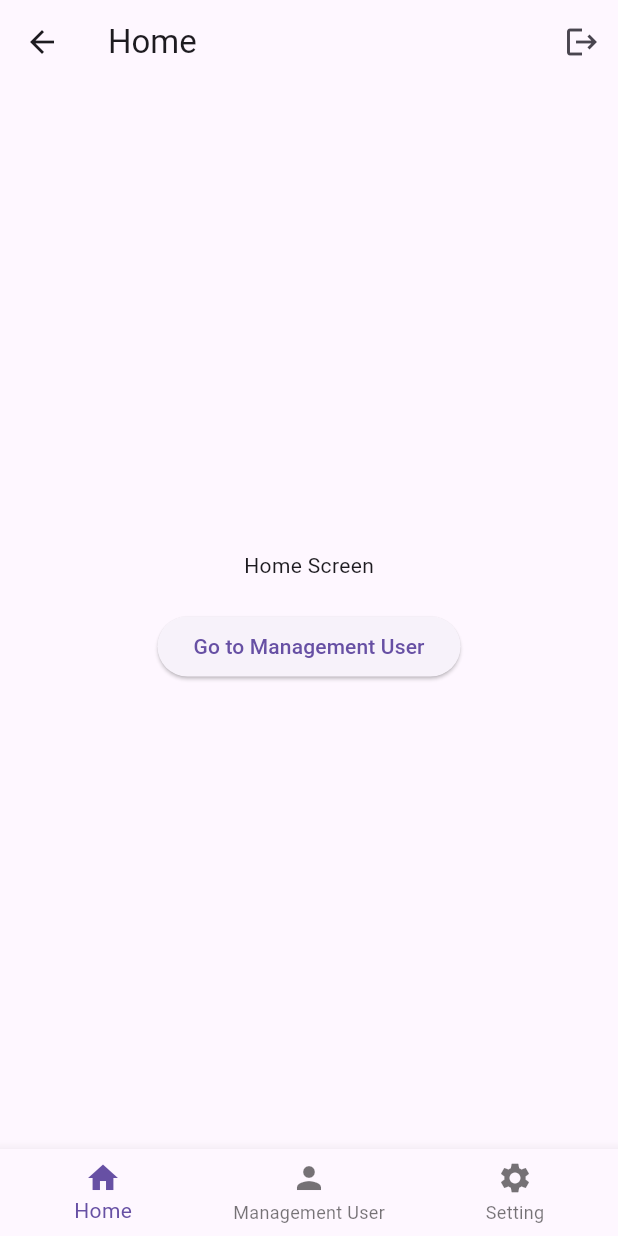
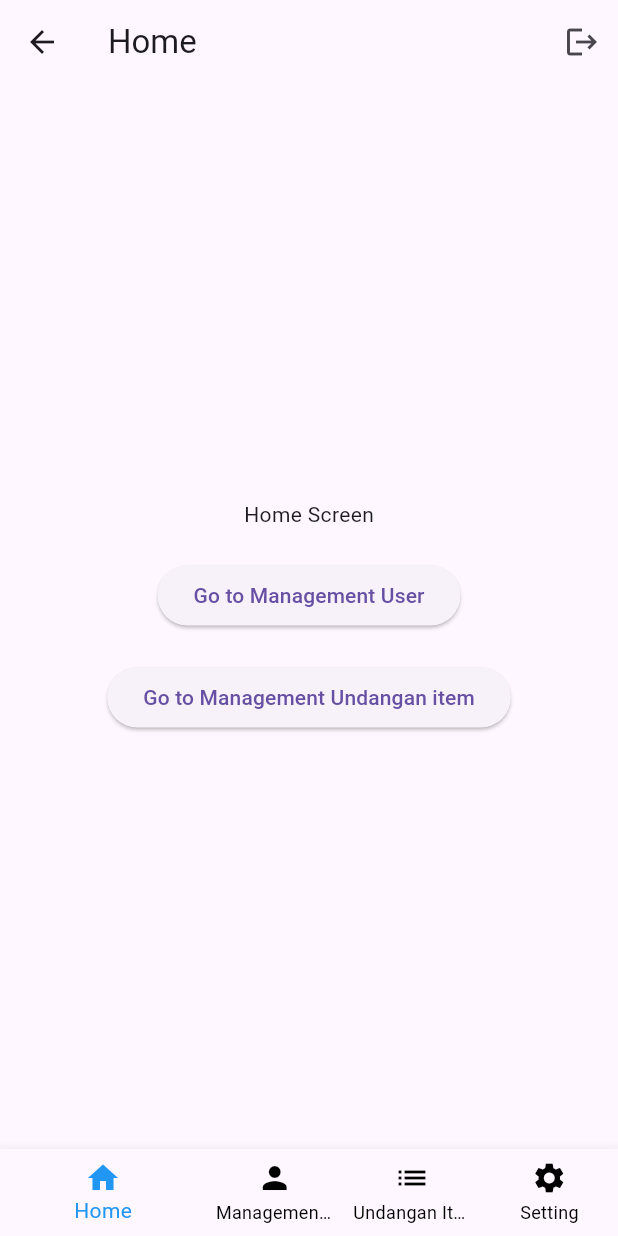
Before and after one commit to ariqluth/undangan-mobile, a Flutter app: the HomeScreen screen opened by its route, on a phone screen of 412 x 824 dp. Run offline on Flutter 3.47's test engine with Material 3 defaults, Android fonts, the phone set to English and light mode, and no system bars; our stand-ins replace bloc, equatable, flutter_bloc, image_picker, shared_preferences; accounts and stored records are empty.

Commit message:
item berhasil ditambahkan

```diff
--- a/lib/app/models/item.dart
+++ b/lib/app/models/item.dart
@@ -1,15 +1,15 @@
 class Item {
-  final int id;
+  final int? id;
   final int userId;
   final String gambar;
   final String namaItem;
 
-  Item({required this.id, required this.userId, required this.gambar, required this.namaItem});
+  Item({this.id, required this.userId, required this.gambar, required this.namaItem});
 
   factory Item.fromJson(Map<String, dynamic> json) {
     return Item(
       id: json['id'],
-      userId: json['user_id'],
+      userId: json['user_id'] is int ? json['user_id'] : int.parse(json['user_id']),
       gambar: json['gambar'],
       namaItem: json['nama_item'],
     );
@@ -17,7 +17,7 @@ class Item {
 
   Map<String, dynamic> toJson() {
     return {
-      'id': id,
+      if (id != null) 'id': id,
       'user_id': userId,
       'gambar': gambar,
       'nama_item': namaItem,
--- a/lib/app/provider/bottom_nav_bloc.dart
+++ b/lib/app/provider/bottom_nav_bloc.dart
@@ -36,11 +36,9 @@ class BottomNavItemSelectedState extends BottomNavState {
 
 // Bloc
 class BottomNavBloc extends Bloc<BottomNavEvent, BottomNavState> {
-  BottomNavBloc() : super(BottomNavInitial());
-
-  Stream<BottomNavState> mapEventToState(BottomNavEvent event) async* {
-    if (event is BottomNavItemSelected) {
-      yield BottomNavItemSelectedState(event.index);
-    }
+  BottomNavBloc() : super(BottomNavInitial()) {
+    on<BottomNavItemSelected>((event, emit) {
+      emit(BottomNavItemSelectedState(event.index));
+    });
   }
 }
--- /dev/null
+++ b/lib/app/provider/item/item_bloc.dart
@@ -0,0 +1,67 @@
+// item_bloc.dart
+import 'package:bloc/bloc.dart';
+import 'package:equatable/equatable.dart';
+import '../../models/item.dart';
+import '../../service/api_service.dart';
+import '../../service/auth.dart';
+import 'item_event.dart';
+import 'item_state.dart';
+
+class ItemBloc extends Bloc<ItemEvent, ItemState> {
+  final ApiService apiService;
+  final AuthProvider authProvider;
+
+  ItemBloc(this.apiService, this.authProvider) : super(ItemInitial()) {
+    on<GetItems>(_onGetItems);
+    on<CreateItem>(_onCreateItem);
+    on<UpdateItem>(_onUpdateItem);
+    on<DeleteItem>(_onDeleteItem);
+  }
+
+  void _onGetItems(GetItems event, Emitter<ItemState> emit) async {
+    emit(ItemLoading());
+    try {
+      final items = await apiService.getItems(authProvider.token!);
+      emit(ItemLoaded(items));
+    } catch (e) {
+      print('Error loading items: $e');
+      emit(ItemError(e.toString()));
+    }
+  }
+
+  void _onCreateItem(CreateItem event, Emitter<ItemState> emit) async {
+    emit(ItemLoading());
+    try {
+      await apiService.createItem(event.item, authProvider.token!, event.imageFile);
+      final items = await apiService.getItems(authProvider.token!);
+      emit(ItemLoaded(items));
+    } catch (e) {
+      // print('Error creating item: $e');
+      emit(ItemError(e.toString()));
+    }
+  }
+
+  void _onUpdateItem(UpdateItem event, Emitter<ItemState> emit) async {
+    emit(ItemLoading());
+    try {
+      await apiService.updateItem(event.id, event.item, authProvider.token!, event.imageFile);
+      final items = await apiService.getItems(authProvider.token!);
+      emit(ItemLoaded(items));
+    } catch (e) {
+      print('Error updating item: $e');
+      emit(ItemError(e.toString()));
+    }
+  }
+
+ void _onDeleteItem(DeleteItem event, Emitter<ItemState> emit) async {
+    emit(ItemLoading());
+    try {
+      await apiService.deleteItem(event.id, authProvider.token!);
+      final items = await apiService.getItems(authProvider.token!);
+      emit(ItemLoaded(items));
+    } catch (e) {
+      print('Error deleting item: $e');
+      emit(ItemError(e.toString()));
+    }
+  }
+}
--- /dev/null
+++ b/lib/app/provider/item/item_event.dart
@@ -0,0 +1,44 @@
+// item_event.dart
+import 'package:equatable/equatable.dart';
+import 'dart:io';
+
+import '../../models/item.dart';
+
+abstract class ItemEvent extends Equatable {
+  const ItemEvent();
+}
+
+class GetItems extends ItemEvent {
+  @override
+  List<Object> get props => [];
+}
+
+class CreateItem extends ItemEvent {
+  final Item item;
+  final File imageFile;
+
+  const CreateItem(this.item, this.imageFile);
+
+  @override
+  List<Object> get props => [item, imageFile];
+}
+
+class UpdateItem extends ItemEvent {
+  final int id;
+  final Item item;
+  final File? imageFile;
+
+  const UpdateItem(this.id, this.item, [this.imageFile]);
+
+  @override
+  List<Object> get props => [id, item, if (imageFile != null) imageFile!];
+}
+
+class DeleteItem extends ItemEvent {
+  final int id;
+
+  const DeleteItem(this.id);
+
+  @override
+  List<Object> get props => [id];
+}
--- /dev/null
+++ b/lib/app/provider/item/item_state.dart
@@ -0,0 +1,34 @@
+import 'package:equatable/equatable.dart';
+import '../../models/item.dart';
+
+abstract class ItemState extends Equatable {
+  const ItemState();
+}
+
+class ItemInitial extends ItemState {
+  @override
+  List<Object> get props => [];
+}
+
+class ItemLoading extends ItemState {
+  @override
+  List<Object> get props => [];
+}
+
+class ItemLoaded extends ItemState {
+  final List<Item> items;
+
+  const ItemLoaded(this.items);
+
+  @override
+  List<Object> get props => [items];
+}
+
+class ItemError extends ItemState {
+  final String message;
+
+  const ItemError(this.message);
+
+  @override
+  List<Object> get props => [message];
+}
--- a/lib/view/homescreen.dart
+++ b/lib/view/homescreen.dart
@@ -1,9 +1,9 @@
 import 'package:flutter/material.dart';
 import 'package:flutter_bloc/flutter_bloc.dart';
+import 'package:myapp/view/masterdata/item_screen.dart';
 import '../app/provider/auth_bloc.dart';
 import '../view/management/managementuser_screen.dart';
 import '../app/provider/bottom_nav_bloc.dart';
-
 class HomeScreen extends StatefulWidget {
   @override
   _HomeScreenState createState() => _HomeScreenState();
@@ -57,6 +57,11 @@ class _HomeScreenState extends State<HomeScreen> {
               SnackBar(content: Text('Navigated to Management User')),
             );
           }
+          if (state is BottomNavItemSelectedState && state.index == 2) {
+            ScaffoldMessenger.of(context).showSnackBar(
+              SnackBar(content: Text('Navigated to Management Undangan Item List')),
+            );
+          }
         },
         builder: (context, state) {
           if (state is BottomNavItemSelectedState) {
@@ -64,21 +69,17 @@ class _HomeScreenState extends State<HomeScreen> {
               case 0:
                 return Center(child: Text('Home Screen'));
               case 1:
-                try {
                 return ManagementUserScreen();
-                } catch (e) {
-                  ScaffoldMessenger.of(context).showSnackBar(
-                    SnackBar(content: Text('Error loading Management User Screen: $e')),
-                  );
-                  return Center(child: Text('Error loading Management User Screen'));
-                }
               case 2:
+                return ItemScreen();
+              case 3:
                 return Center(child: Text('Profile Screen'));
               default:
                 return Center(child: Text('Home Screen'));
             }
           }
-          return Center( child: Column(
+          return Center(
+            child: Column(
               mainAxisAlignment: MainAxisAlignment.center,
               children: [
                 Text('Home Screen'),
@@ -92,8 +93,19 @@ class _HomeScreenState extends State<HomeScreen> {
                   },
                   child: Text('Go to Management User'),
                 ),
+                SizedBox(height: 20),
+                ElevatedButton(
+                  onPressed: () {
+                    Navigator.push(
+                      context,
+                      MaterialPageRoute(builder: (context) => ItemScreen()),
+                    );
+                  },
+                  child: Text('Go to Management Undangan item'),
+                ),
               ],
-                  ),);
+            ),
+          );
         },
       ),
       bottomNavigationBar: BlocBuilder<BottomNavBloc, BottomNavState>(
@@ -103,6 +115,9 @@ class _HomeScreenState extends State<HomeScreen> {
             onTap: (index) {
               context.read<BottomNavBloc>().add(BottomNavItemSelected(index));
             },
+            selectedItemColor: Colors.blue, // Color for selected item
+            unselectedItemColor: Colors.black, // Color for unselected items
+            showUnselectedLabels: true, // Show labels for unselected items
             items: [
               BottomNavigationBarItem(
                 icon: Icon(Icons.home),
@@ -111,6 +126,10 @@ class _HomeScreenState extends State<HomeScreen> {
               BottomNavigationBarItem(
                 icon: Icon(Icons.person),
                 label: 'Management User',
+              ),
+              BottomNavigationBarItem(
+                icon: Icon(Icons.list),
+                label: 'Undangan Item',
               ),
               BottomNavigationBarItem(
                 icon: Icon(Icons.settings),
--- a/pubspec.yaml
+++ b/pubspec.yaml
@@ -35,6 +35,7 @@ dependencies:
   shared_preferences: ^2.0.6
   flutter_bloc: ^8.0.1
   equatable: ^2.0.3
+  image_picker: ^0.8.4+4
 
   # The following adds the Cupertino Icons font to your application.
   # Use with the CupertinoIcons class for iOS style icons.
```
Also changed, not shown: lib/app/service/api_service.dart (+77 -28 lines), lib/app/service/auth.dart (+9 -4 lines), lib/main.dart (+12 -2 lines), lib/view/masterdata/item_screen.dart (added, +220 -0 lines), pubspec.lock, 2 other files. Lines whose indentation alone changed are shown as unchanged.
